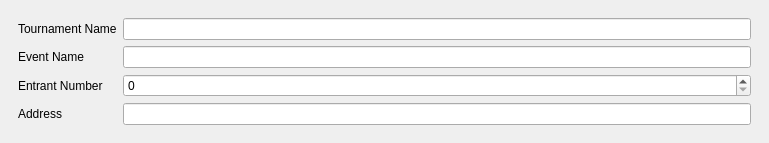
Above: src/layout/TSHTournamentInfo.ui from joaorb64/TournamentStreamHelper before the change. Below: the same form after it.
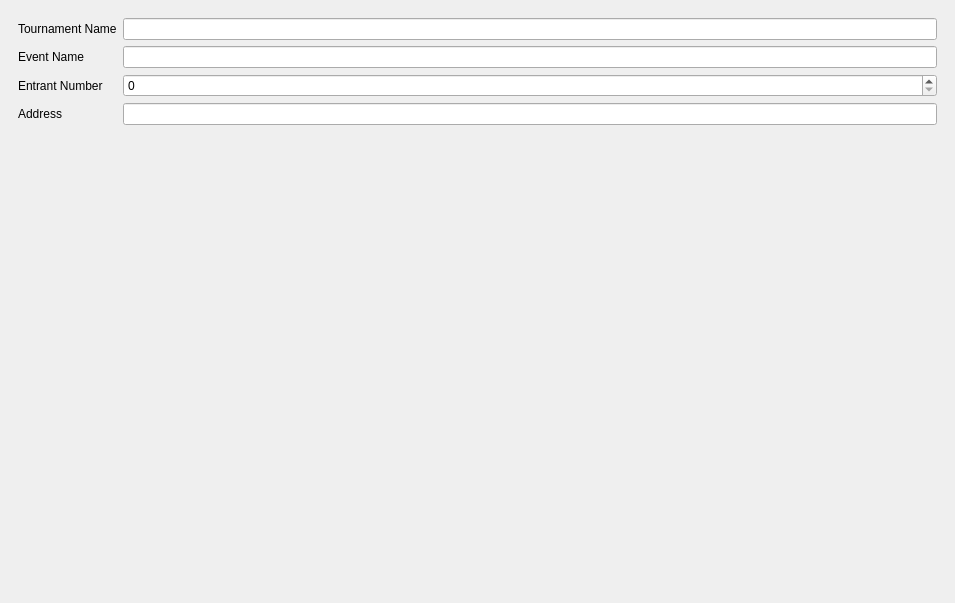
That is the form after the change.

The edit to the form file:
```diff
--- a/src/layout/TSHTournamentInfo.ui
+++ b/src/layout/TSHTournamentInfo.ui
@@ -6,8 +6,8 @@
    <rect>
     <x>0</x>
     <y>0</y>
-    <width>769</width>
-    <height>174</height>
+    <width>955</width>
+    <height>603</height>
    </rect>
   </property>
   <property name="locale">
@@ -18,7 +18,7 @@
   </property>
   <widget class="QWidget" name="dockWidgetContents">
    <property name="sizePolicy">
-    <sizepolicy hsizetype="Preferred" vsizetype="Maximum">
+    <sizepolicy hsizetype="Preferred" vsizetype="Preferred">
      <horstretch>0</horstretch>
      <verstretch>0</verstretch>
     </sizepolicy>
@@ -26,6 +26,9 @@
    <layout class="QVBoxLayout" name="verticalLayout">
     <item>
      <layout class="QGridLayout" name="gridLayout_2">
+      <property name="sizeConstraint">
+       <enum>QLayout::SetMaximumSize</enum>
+      </property>
       <property name="leftMargin">
        <number>9</number>
       </property>
@@ -38,10 +41,30 @@
       <property name="bottomMargin">
        <number>9</number>
       </property>
-      <item row="1" column="2">
+      <item row="3" column="1">
+       <widget class="QLineEdit" name="address"/>
+      </item>
+      <item row="1" column="1">
        <widget class="QLineEdit" name="eventName"/>
       </item>
-      <item row="2" column="2">
+      <item row="3" column="0">
+       <widget class="QLabel" name="label_4">
+        <property name="text">
+         <string>Address</string>
+        </property>
+       </widget>
+      </item>
+      <item row="0" column="1">
+       <widget class="QLineEdit" name="tournamentName"/>
+      </item>
+      <item row="1" column="0">
+       <widget class="QLabel" name="label_2">
+        <property name="text">
+         <string>Event Name</string>
+        </property>
+       </widget>
+      </item>
+      <item row="2" column="1">
        <widget class="QSpinBox" name="numEntrants">
         <property name="maximum">
          <number>9999</number>
@@ -55,16 +78,6 @@
         </property>
        </widget>
       </item>
-      <item row="0" column="2">
-       <widget class="QLineEdit" name="tournamentName"/>
-      </item>
-      <item row="1" column="0">
-       <widget class="QLabel" name="label_2">
-        <property name="text">
-         <string>Event Name</string>
-        </property>
-       </widget>
-      </item>
       <item row="2" column="0">
        <widget class="QLabel" name="label_3">
         <property name="text">
@@ -72,18 +85,21 @@
         </property>
        </widget>
       </item>
-      <item row="4" column="0">
-       <widget class="QLabel" name="label_4">
-        <property name="text">
-         <string>Address</string>
-        </property>
-       </widget>
-      </item>
-      <item row="4" column="2">
-       <widget class="QLineEdit" name="address"/>
-      </item>
      </layout>
     </item>
+    <item>
+     <spacer name="verticalSpacer">
+      <property name="orientation">
+       <enum>Qt::Vertical</enum>
+      </property>
+      <property name="sizeHint" stdset="0">
+       <size>
+        <width>20</width>
+        <height>40</height>
+       </size>
+      </property>
+     </spacer>
+    </item>
    </layout>
   </widget>
  </widget>
```
